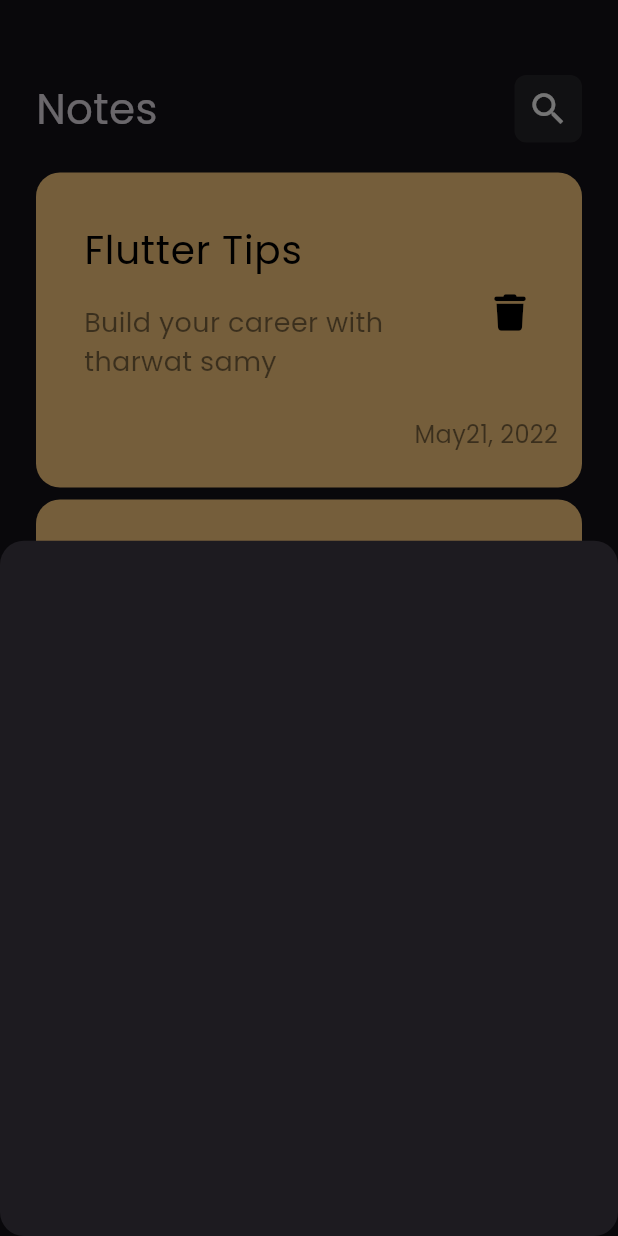
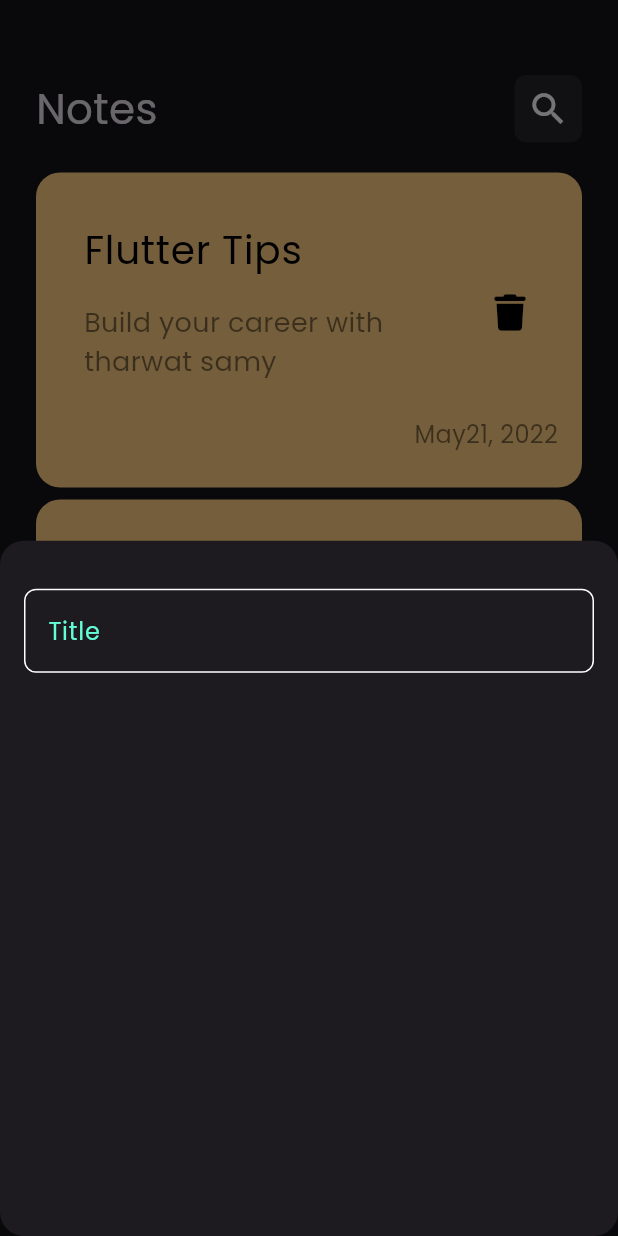
Before and after one commit to Yousef15abdelmenam/Notes_app, a Flutter app: the screen it shows after launch, after a tap on the "add" icon, on a phone screen of 412 x 824 dp. Run offline on Flutter 3.47's test engine with Material 3 defaults, Android fonts, the phone set to English and light mode, and no system bars; our stand-ins replace font_awesome_flutter.

Commit message:
create custom text field

```diff
--- a/lib/widgets/add_note_bottom_sheet.dart
+++ b/lib/widgets/add_note_bottom_sheet.dart
@@ -1,10 +1,15 @@
 import 'package:flutter/material.dart';
+import 'package:notes_app/widgets/custom_text_field.dart';
 
 class AddNoteBottomSheet extends StatelessWidget {
   const AddNoteBottomSheet({super.key});
 
   @override
   Widget build(BuildContext context) {
-    return Container();
+    return Column(
+      children: [
+        CustomTextField()
+      ],
+    );
   }
 }
--- /dev/null
+++ b/lib/widgets/custom_text_field.dart
@@ -0,0 +1,28 @@
+import 'package:flutter/material.dart';
+
+class CustomTextField extends StatelessWidget {
+  const CustomTextField({super.key});
+
+  @override
+  Widget build(BuildContext context) {
+    return Padding(
+      padding: const EdgeInsets.symmetric(vertical: 32,horizontal: 16),
+      child: TextField(
+        decoration: InputDecoration(
+          hintText: 'Title',
+          hintStyle: TextStyle(color: Color(0xff62FCD7)),
+          border: customBorder(),
+          enabledBorder: customBorder(),
+          focusedBorder: customBorder(Color(0xff62FCD7))
+        ),
+      ),
+    ) ;
+  }
+
+  OutlineInputBorder customBorder([color]) {
+    return OutlineInputBorder(
+          borderRadius: BorderRadius.circular(8),
+          borderSide: BorderSide(color:color?? Colors.white)
+        );
+  }
+}
```
